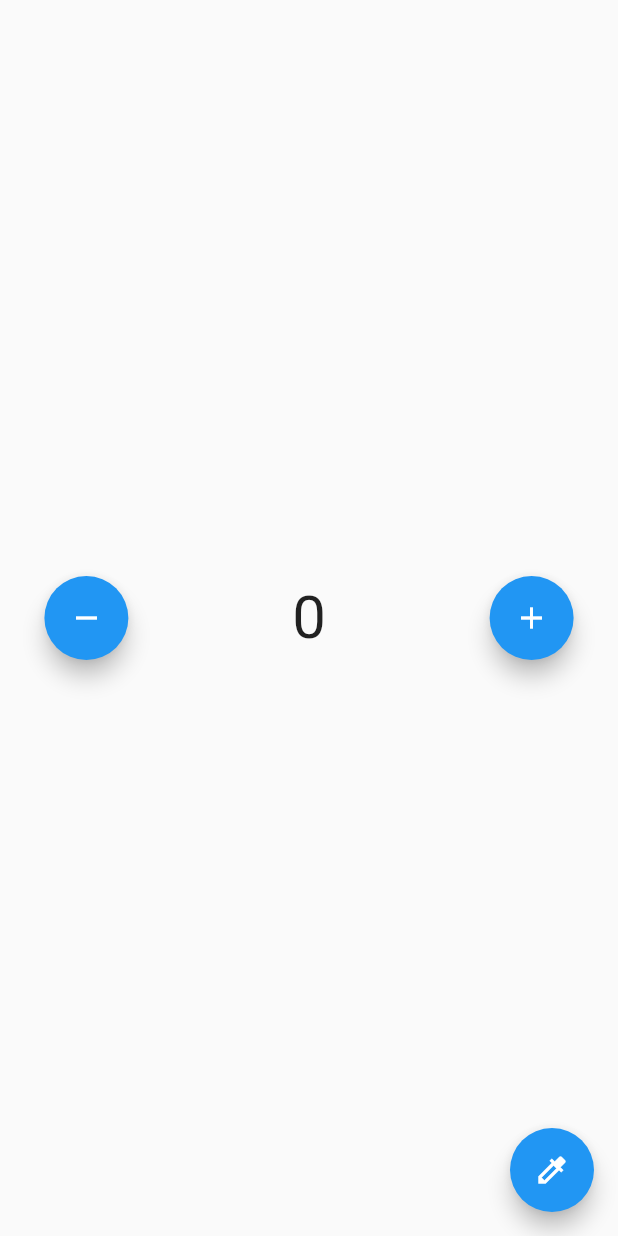
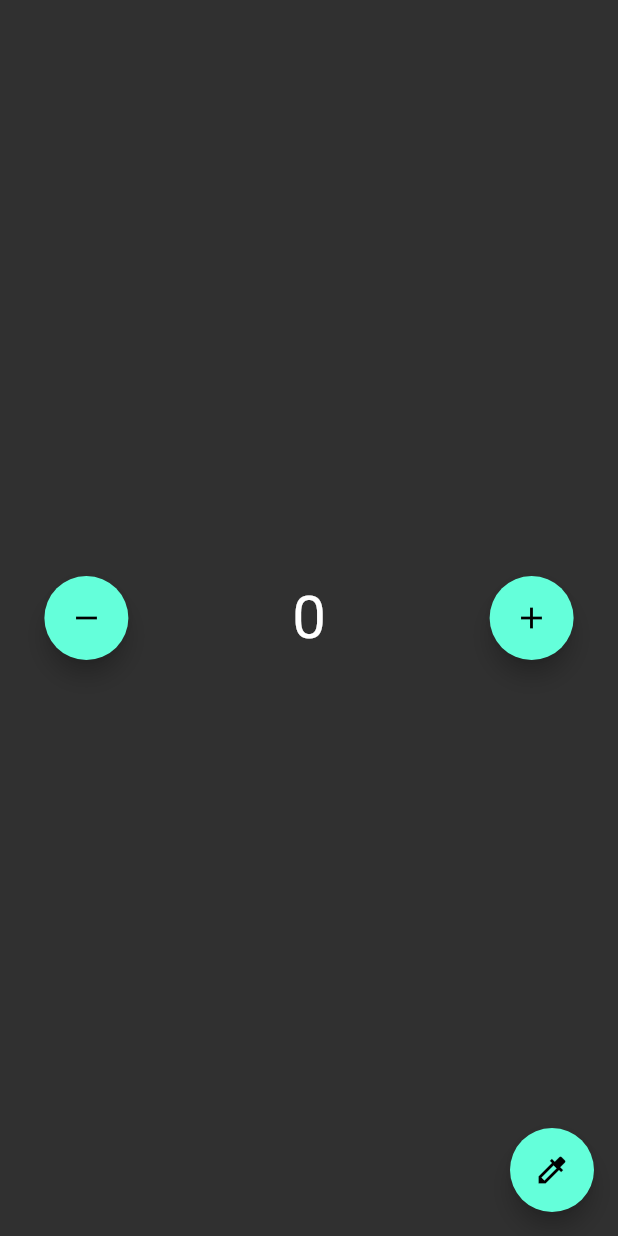
Before and after one commit to oioeoi/StateManagement, a Flutter app: the screen it shows after launch, after a tap on the "remove" icon, after a tap on the "add" icon, on a phone screen of 412 x 824 dp. Run offline on Flutter 3.47's test engine with Material 2 defaults, Android fonts, the phone set to English and light mode, and no system bars; our stand-ins replace flutter_bloc.

Commit message:
adding bloc listener

```diff
--- a/lib/home_page.dart
+++ b/lib/home_page.dart
@@ -24,7 +24,25 @@ class HomePage extends StatelessWidget {
             SizedBox(
               width: 50,
             ),
-            BlocBuilder<CounterBloc, int>(
+            MultiBlocListener(
+              listeners: [
+                BlocListener<CounterBloc, int>(
+                  listener: (context, state) {
+                    // TODO: implement listener
+                    if (state > 10) {
+                      ScaffoldMessenger.of(context).showSnackBar(SnackBar(
+                        duration: Duration(milliseconds: 400),
+                        content: Text('number ofer than 10'),
+                      ));
+                    }
+                    ;
+                    if (state % 5 == 0) {
+                      context.read<ThemeBloc>().changeTheme();
+                    }
+                  },
+                ),
+              ],
+              child: BlocBuilder<CounterBloc, int>(
                 builder: (context, state) {
                   return Text(
                     "$state",
@@ -33,6 +51,7 @@ class HomePage extends StatelessWidget {
                     ),
                   );
                 },
+              ),
             ),
             SizedBox(
               width: 50,
```
Lines whose indentation alone changed are shown as unchanged.
